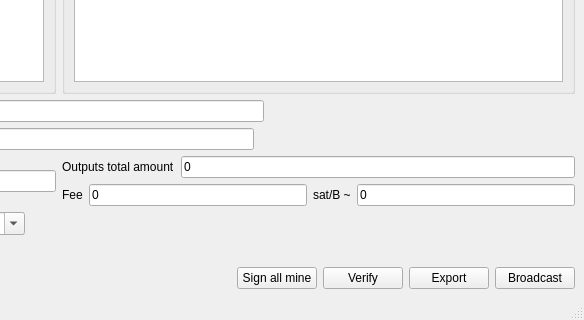
The window that ui/mainwindow.ui (gbizzotto/ourWallet) describes before a commit, drawn with Qt 5; both pictures show x 466 to 1050 and y 565 to 885 of the 1050 by 885 pixel window.
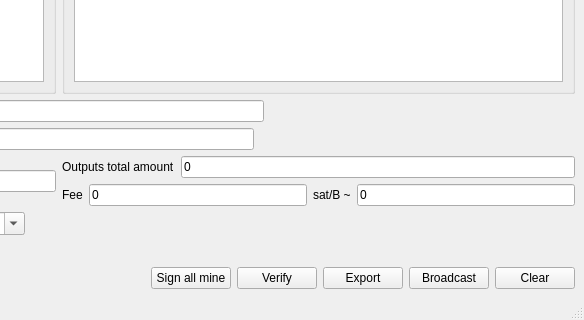
The same window after the commit.

Commit message: Push tx ok; can now edit nSequence.

```diff
--- a/ui/mainwindow.ui
+++ b/ui/mainwindow.ui
@@ -439,6 +439,13 @@
           </property>
          </widget>
         </item>
+        <item>
+         <widget class="QPushButton" name="clearButton">
+          <property name="text">
+           <string>Clear</string>
+          </property>
+         </widget>
+        </item>
        </layout>
       </item>
      </layout>
```
Left out of the diff: 3 changed lines with no effect on the pictures. The commit also changes 3 other files.
